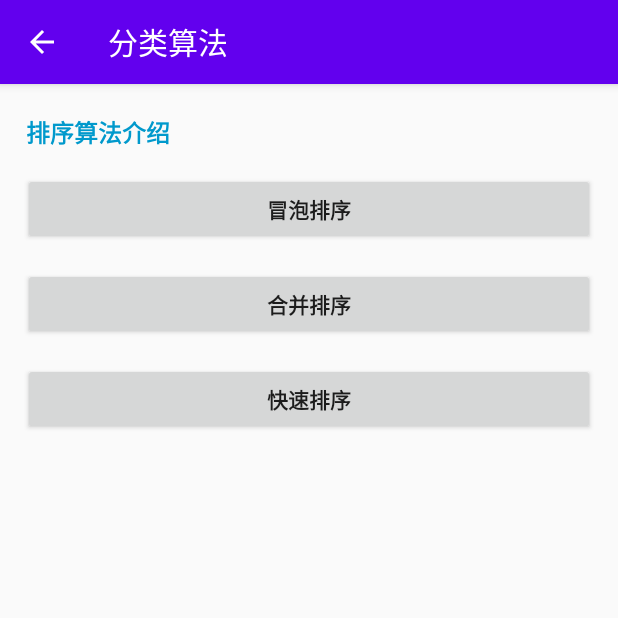
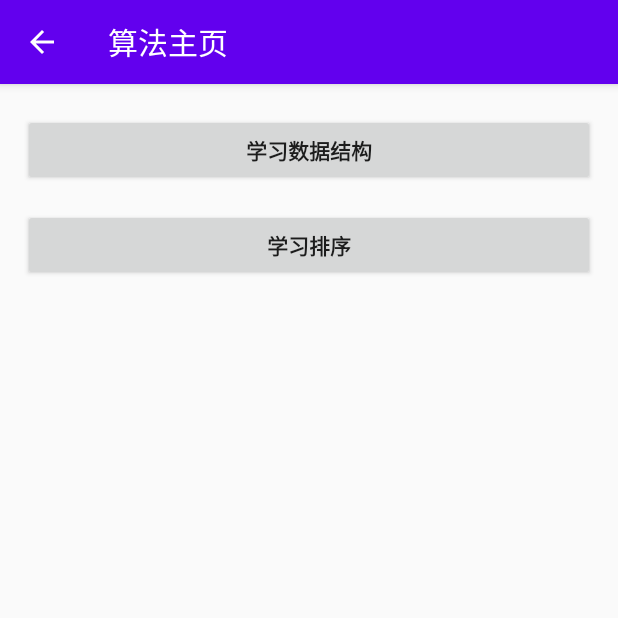
Before and after one commit to kingkong-li/lifechange, an Android app: the screen it shows after launch (SortTestActivity before the commit, AlgorithmMainActivity after it), after a tap on "去学习算法", on a phone screen of 412 x 824 dp, the top half of it. Run offline under Robolectric (Android 15) with nearby library versions, the phone set to English and light mode, and no system bars.

```diff
--- a/lifechange/app/src/main/AndroidManifest.xml
+++ b/lifechange/app/src/main/AndroidManifest.xml
@@ -10,7 +10,8 @@
         android:roundIcon="@mipmap/ic_launcher_round"
         android:supportsRtl="true"
         android:theme="@style/AppTheme">
-        <activity android:name=".algorithm.listoperation.TestListOperationActivity"></activity>
+        <activity android:name=".algorithm.AlgorithmMainActivity"></activity>
+        <activity android:name=".algorithm.struct.listoperation.TestListOperationActivity" />
         <activity android:name=".ui.TestDialogLifecycleActivity" />
         <activity android:name=".algorithm.struct.MapUseActivity" />
         <activity android:name=".memory.TestMemoryActivity" />
--- a/lifechange/app/src/main/java/com/jingang/lifechange/MainActivity.java
+++ b/lifechange/app/src/main/java/com/jingang/lifechange/MainActivity.java
@@ -6,8 +6,9 @@ import android.os.Debug;
 import android.view.View;
 import android.widget.Button;
 
+import com.jingang.lifechange.algorithm.AlgorithmMainActivity;
 import com.jingang.lifechange.algorithm.SortTestActivity;
-import com.jingang.lifechange.algorithm.listoperation.TestListOperationActivity;
+import com.jingang.lifechange.algorithm.struct.listoperation.TestListOperationActivity;
 import com.jingang.lifechange.base.BaseActivity;
 import com.jingang.lifechange.memory.LeakDemoActivity;
 import com.jingang.lifechange.algorithm.struct.MapUseActivity;
@@ -47,16 +48,7 @@ public class MainActivity extends BaseActivity {
             @Override
             public void onClick(View v) {
                 Intent intent=new Intent();
-                intent.setClass(MainActivity.this, SortTestActivity.class);
-                MainActivity.this.startActivity(intent);
-            }
-        });
-        Button button4=findViewById(R.id.bt_learn_struct);
-        button4.setOnClickListener(new View.OnClickListener() {
-            @Override
-            public void onClick(View v) {
-                Intent intent=new Intent();
-                intent.setClass(MainActivity.this, MapUseActivity.class);
+                intent.setClass(MainActivity.this, AlgorithmMainActivity.class);
                 MainActivity.this.startActivity(intent);
             }
         });
--- /dev/null
+++ b/lifechange/app/src/main/java/com/jingang/lifechange/algorithm/AlgorithmMainActivity.java
@@ -0,0 +1,42 @@
+package com.jingang.lifechange.algorithm;
+
+import android.content.Intent;
+import android.os.Bundle;
+import android.view.View;
+import android.widget.Button;
+
+import com.jingang.lifechange.R;
+import com.jingang.lifechange.algorithm.struct.MapUseActivity;
+import com.jingang.lifechange.base.BaseActivity;
+
+public class AlgorithmMainActivity extends BaseActivity {
+
+    @Override
+    protected void onCreate(Bundle savedInstanceState) {
+        super.onCreate(savedInstanceState);
+        setContentView(R.layout.activity_algorithm_main);
+        Button button1=findViewById(R.id.bt_learn_struct);
+        button1.setOnClickListener(new View.OnClickListener() {
+            @Override
+            public void onClick(View v) {
+                Intent intent=new Intent();
+                intent.setClass(AlgorithmMainActivity.this, MapUseActivity.class);
+                AlgorithmMainActivity.this.startActivity(intent);
+            }
+        });
+        Button button2=findViewById(R.id.sort);
+        button2.setOnClickListener(new View.OnClickListener() {
+            @Override
+            public void onClick(View v) {
+                Intent intent=new Intent();
+                intent.setClass(AlgorithmMainActivity.this, SortTestActivity.class);
+                AlgorithmMainActivity.this.startActivity(intent);
+            }
+        });
+    }
+
+    @Override
+    protected String getTag() {
+        return "算法主页";
+    }
+}
--- a/lifechange/app/src/main/java/com/jingang/lifechange/algorithm/SortTestActivity.java
+++ b/lifechange/app/src/main/java/com/jingang/lifechange/algorithm/SortTestActivity.java
@@ -7,7 +7,7 @@ import com.jingang.lifechange.R;
 import com.jingang.lifechange.algorithm.dynamic.dynamicPlan;
 import com.jingang.lifechange.algorithm.sort.QuickSort;
 import com.jingang.lifechange.base.BaseActivity;
-import com.jingang.lifechange.base.PublicThreadPools;
+import com.jingang.lifechange.utils.PublicThreadPools;
 
 /**
  * @Description: 测试分类算法的Activity
--- a/lifechange/app/src/main/java/com/jingang/lifechange/algorithm/listoperation/TestListOperationActivity.java
+++ b/lifechange/app/src/main/java/com/jingang/lifechange/algorithm/struct/listoperation/TestListOperationActivity.java
@@ -1,4 +1,4 @@
-package com.jingang.lifechange.algorithm.listoperation;
+package com.jingang.lifechange.algorithm.struct.listoperation;
 
 import android.os.Bundle;
 
@@ -17,5 +17,6 @@ public class TestListOperationActivity extends BaseActivity {
         super.onCreate(savedInstanceState);
         setContentView(R.layout.activity_test_list);
         BaseListOperation.testReverseList();
+        BaseListOperation.TestDoubleLinkList();
     }
 }
--- a/lifechange/app/src/main/java/com/jingang/lifechange/base/BaseActivity.java
+++ b/lifechange/app/src/main/java/com/jingang/lifechange/base/BaseActivity.java
@@ -1,10 +1,8 @@
 package com.jingang.lifechange.base;
 
-import android.os.Build;
 import android.os.Bundle;
 import android.util.Log;
 import android.view.MenuItem;
-import android.view.Window;
 
 import androidx.appcompat.app.AppCompatActivity;
 
--- a/lifechange/app/src/main/java/com/jingang/lifechange/base/PublicThreadPools.java
+++ b/lifechange/app/src/main/java/com/jingang/lifechange/utils/PublicThreadPools.java
@@ -1,4 +1,4 @@
-package com.jingang.lifechange.base;
+package com.jingang.lifechange.utils;
 
 import android.os.Process;
 
--- /dev/null
+++ b/lifechange/app/src/main/res/layout/activity_algorithm_main.xml
@@ -0,0 +1,25 @@
+<?xml version="1.0" encoding="utf-8"?>
+<LinearLayout xmlns:android="http://schemas.android.com/apk/res/android"
+    android:layout_width="match_parent"
+    android:layout_height="match_parent"
+    android:paddingHorizontal="15dp"
+    android:orientation="vertical">
+    <Button
+        android:layout_marginTop="20dp"
+        android:paddingHorizontal="15dp"
+        android:layout_width="match_parent"
+        android:layout_height="wrap_content"
+        android:id="@+id/bt_learn_struct"
+        android:textStyle="bold"
+        android:text="学习数据结构" />
+    <Button
+        android:id="@+id/sort"
+        android:layout_marginTop="15dp"
+        android:layout_width="match_parent"
+        android:layout_height="wrap_content"
+        android:textStyle="bold"
+        android:textSize="14sp"
+        android:text="学习排序"/>
+
+
+</LinearLayout>
--- a/lifechange/app/src/main/res/layout/activity_test_list.xml
+++ b/lifechange/app/src/main/res/layout/activity_test_list.xml
@@ -4,6 +4,6 @@
     xmlns:tools="http://schemas.android.com/tools"
     android:layout_width="match_parent"
     android:layout_height="match_parent"
-    tools:context="com.jingang.lifechange.algorithm.listoperation.TestListOperationActivity">
+    tools:context=".algorithm.struct.listoperation.TestListOperationActivity">
 
 </androidx.constraintlayout.widget.ConstraintLayout>
```
Also changed, not shown: lifechange/app/src/main/java/com/jingang/lifechange/algorithm/listoperation/bean/ListNode.java (deleted, +0 -16 lines), lifechange/app/src/main/java/com/jingang/lifechange/algorithm/struct/listoperation/BaseListOperation.java (renamed from lifechange/app/src/main/java/com/jingang/lifechange/algorithm/listoperation/BaseListOperation.java, +27 -12 lines), lifechange/app/src/main/java/com/jingang/lifechange/algorithm/struct/listoperation/bean/MyLinkedList.java (added, +173 -0 lines), lifechange/app/src/main/java/com/jingang/lifechange/algorithm/struct/listoperation/bean/SingleListNode.java (added, +16 -0 lines), lifechange/app/src/main/java/com/jingang/lifechange/utils/ThreadPoolsUtils.java (deleted, +0 -13 lines), lifechange/app/src/main/res/layout/activity_main.xml (+1 -8 lines).
